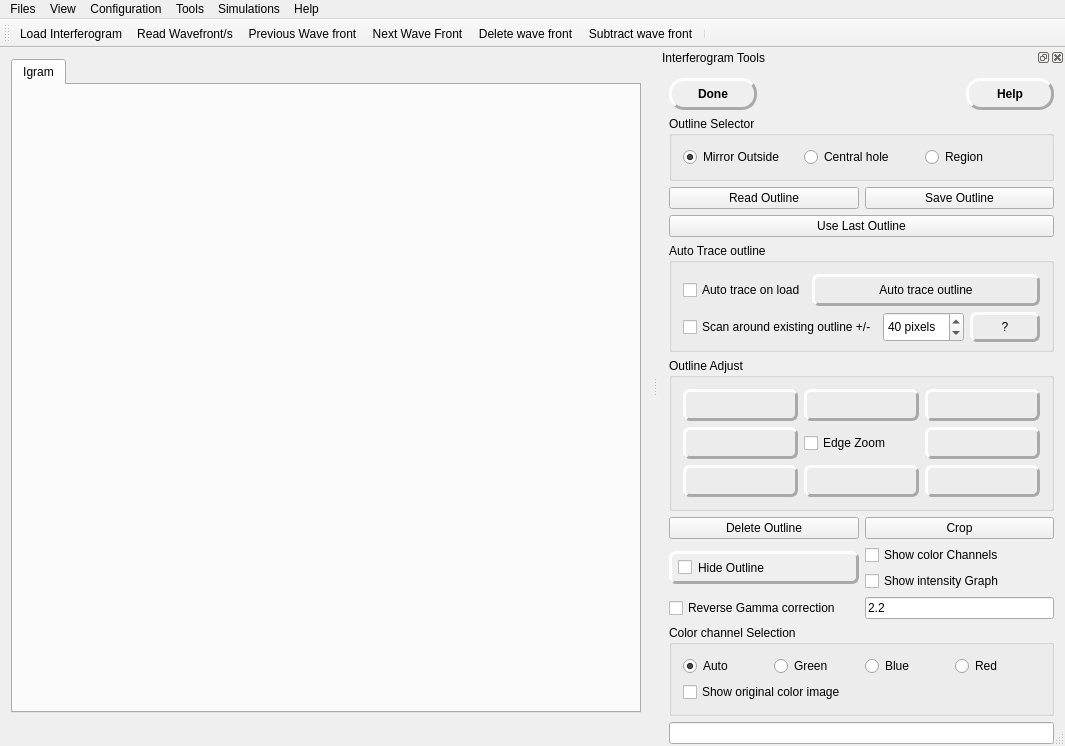
Before: the Qt Designer form mainwindow.ui in githubdoe/DFTFringe, drawn with Qt 5.
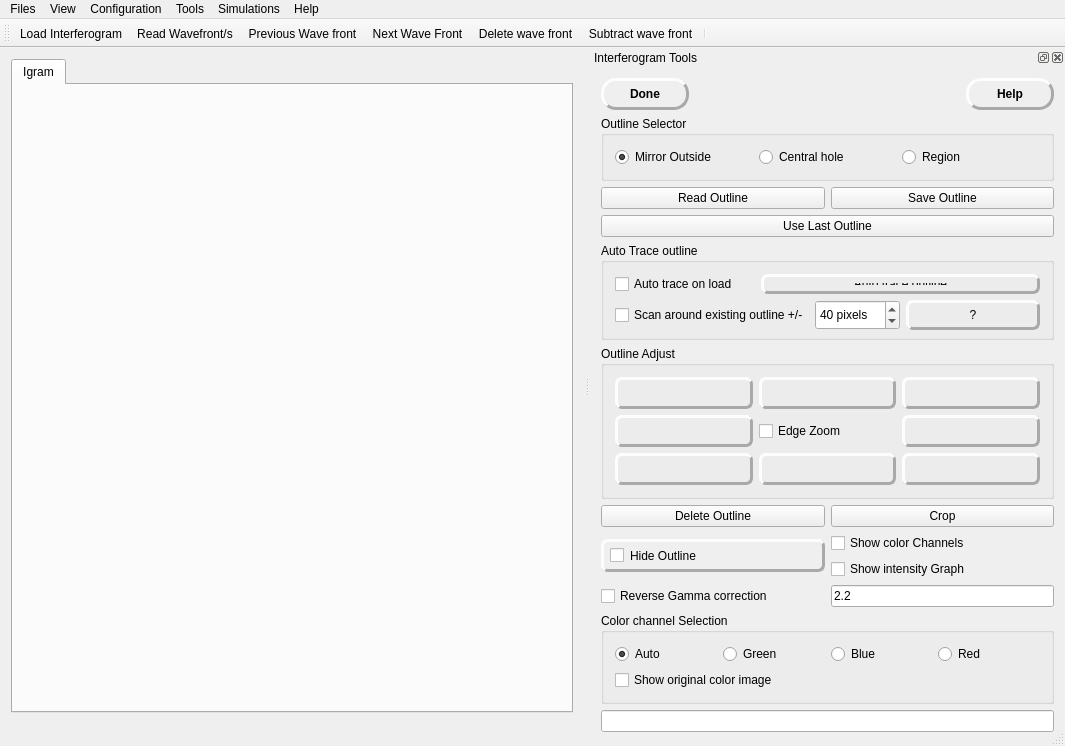
After: the same form once the commit is applied. Icons and pictures are not drawn.

```diff
--- a/mainwindow.ui
+++ b/mainwindow.ui
@@ -150,15 +150,15 @@
   <widget class="QStatusBar" name="statusBar"/>
   <widget class="QDockWidget" name="outlineTools">
    <property name="sizePolicy">
-    <sizepolicy hsizetype="Preferred" vsizetype="Preferred">
+    <sizepolicy hsizetype="Ignored" vsizetype="Ignored">
      <horstretch>0</horstretch>
      <verstretch>0</verstretch>
     </sizepolicy>
    </property>
    <property name="minimumSize">
     <size>
-     <width>372</width>
-     <height>735</height>
+     <width>475</width>
+     <height>790</height>
     </size>
    </property>
    <property name="whatsThis">
@@ -260,7 +260,7 @@
      <item>
       <widget class="QGroupBox" name="groupBox">
        <property name="sizePolicy">
-        <sizepolicy hsizetype="Preferred" vsizetype="Minimum">
+        <sizepolicy hsizetype="Ignored" vsizetype="Minimum">
          <horstretch>0</horstretch>
          <verstretch>0</verstretch>
         </sizepolicy>
@@ -384,10 +384,16 @@
      </item>
      <item>
       <widget class="QGroupBox" name="groupBox_4">
+       <property name="sizePolicy">
+        <sizepolicy hsizetype="Ignored" vsizetype="Preferred">
+         <horstretch>0</horstretch>
+         <verstretch>0</verstretch>
+        </sizepolicy>
+       </property>
        <property name="title">
         <string>Auto Trace outline</string>
        </property>
-       <layout class="QVBoxLayout" name="verticalLayout_4" stretch="1,2">
+       <layout class="QVBoxLayout" name="verticalLayout_4" stretch="1,1">
         <property name="bottomMargin">
          <number>7</number>
         </property>
@@ -409,7 +415,7 @@
           <item>
            <widget class="QPushButton" name="autoOutline">
             <property name="sizePolicy">
-             <sizepolicy hsizetype="Minimum" vsizetype="Preferred">
+             <sizepolicy hsizetype="Minimum" vsizetype="Ignored">
               <horstretch>0</horstretch>
               <verstretch>0</verstretch>
              </sizepolicy>
@@ -482,7 +488,7 @@
             </property>
             <property name="minimumSize">
              <size>
-              <width>70</width>
+              <width>134</width>
               <height>30</height>
              </size>
             </property>
@@ -514,6 +520,12 @@
      </item>
      <item>
       <widget class="QGroupBox" name="groupBox_2">
+       <property name="sizePolicy">
+        <sizepolicy hsizetype="Ignored" vsizetype="Preferred">
+         <horstretch>0</horstretch>
+         <verstretch>0</verstretch>
+        </sizepolicy>
+       </property>
        <property name="maximumSize">
         <size>
          <width>16777215</width>
@@ -584,7 +596,7 @@
           </property>
           <property name="minimumSize">
            <size>
-            <width>70</width>
+            <width>134</width>
             <height>0</height>
            </size>
           </property>
@@ -630,7 +642,7 @@
           </property>
           <property name="minimumSize">
            <size>
-            <width>70</width>
+            <width>134</width>
             <height>0</height>
            </size>
           </property>
@@ -670,7 +682,7 @@
           </property>
           <property name="minimumSize">
            <size>
-            <width>70</width>
+            <width>134</width>
             <height>0</height>
            </size>
           </property>
@@ -719,7 +731,7 @@
           </property>
           <property name="minimumSize">
            <size>
-            <width>70</width>
+            <width>134</width>
             <height>0</height>
            </size>
           </property>
@@ -762,7 +774,7 @@
           </property>
           <property name="minimumSize">
            <size>
-            <width>70</width>
+            <width>134</width>
             <height>0</height>
            </size>
           </property>
@@ -811,7 +823,7 @@
           </property>
           <property name="minimumSize">
            <size>
-            <width>70</width>
+            <width>134</width>
             <height>0</height>
            </size>
           </property>
@@ -854,7 +866,7 @@
           </property>
           <property name="minimumSize">
            <size>
-            <width>44</width>
+            <width>76</width>
             <height>0</height>
            </size>
           </property>
@@ -905,7 +917,7 @@
        <item>
         <widget class="QPushButton" name="pushButton_8">
          <property name="sizePolicy">
-          <sizepolicy hsizetype="Preferred" vsizetype="Fixed">
+          <sizepolicy hsizetype="Ignored" vsizetype="Fixed">
            <horstretch>0</horstretch>
            <verstretch>0</verstretch>
           </sizepolicy>
@@ -918,7 +930,7 @@
        <item>
         <widget class="QPushButton" name="pushButton_5">
          <property name="sizePolicy">
-          <sizepolicy hsizetype="Preferred" vsizetype="Fixed">
+          <sizepolicy hsizetype="Ignored" vsizetype="Fixed">
            <horstretch>0</horstretch>
            <verstretch>0</verstretch>
           </sizepolicy>
@@ -938,14 +950,14 @@
        <item>
         <widget class="QCheckBox" name="checkBox">
          <property name="sizePolicy">
-          <sizepolicy hsizetype="Preferred" vsizetype="Fixed">
+          <sizepolicy hsizetype="Ignored" vsizetype="Fixed">
            <horstretch>0</horstretch>
            <verstretch>0</verstretch>
           </sizepolicy>
          </property>
          <property name="minimumSize">
           <size>
-           <width>70</width>
+           <width>134</width>
            <height>0</height>
           </size>
          </property>
```
Left out of the diff: 2 changed lines with no effect on the pictures.
